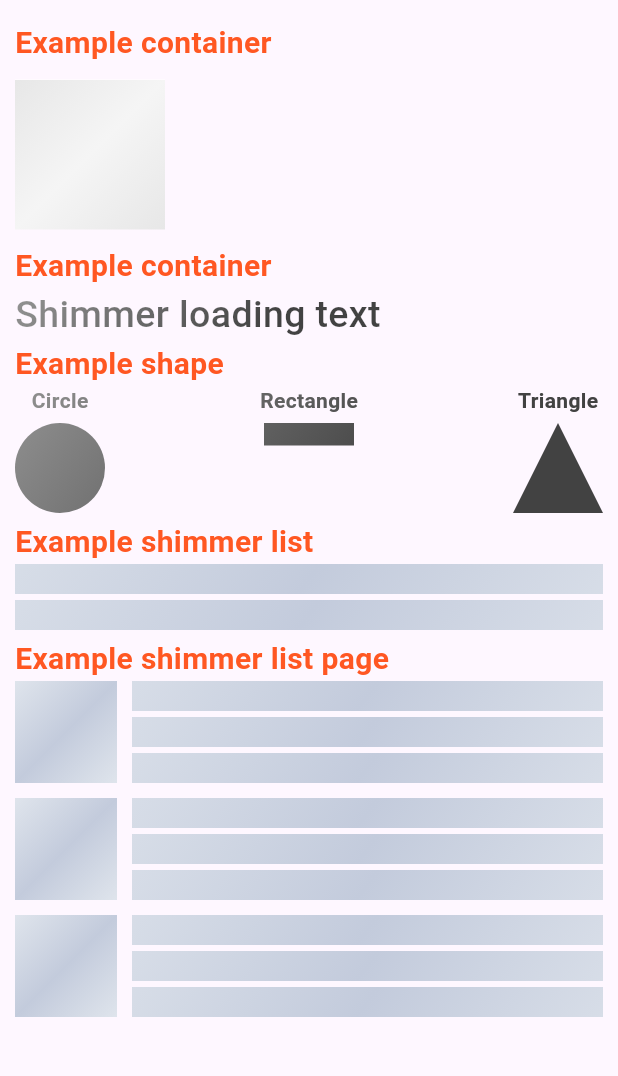
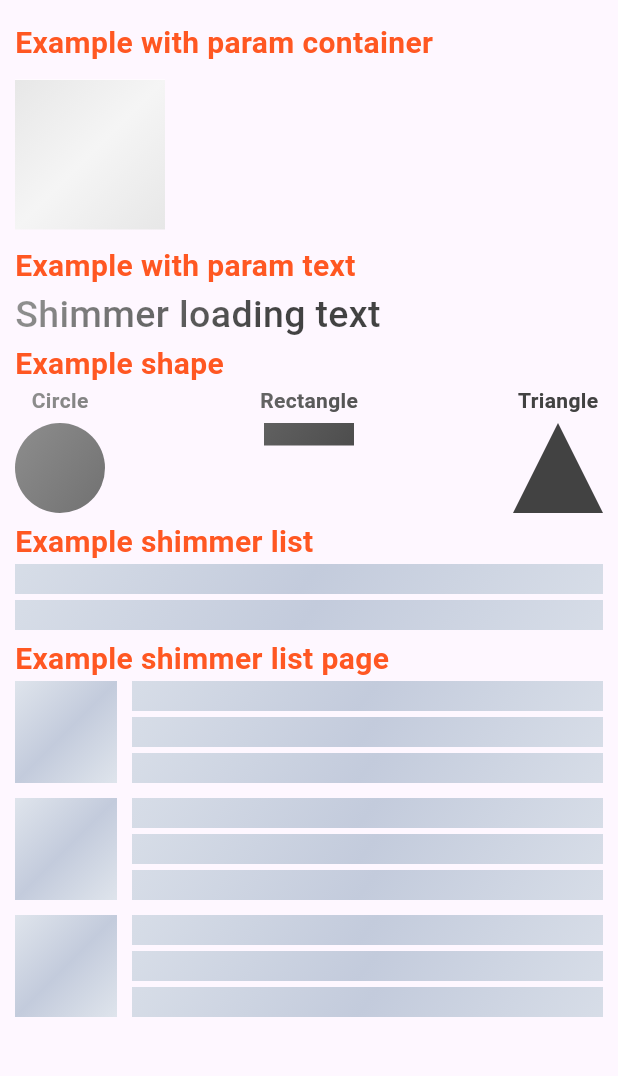
Before and after one commit to BimKi1604/shimmer_effects_plus, a Flutter app: the screen it shows after launch, on a phone screen of 412 x 824 dp, the part 63-1139 px from its top. Run offline on Flutter 3.47's test engine with Material 3 defaults, Android fonts, the phone set to English and light mode, and no system bars.

Commit message:
Update main.dart

```diff
--- a/lib/main.dart
+++ b/lib/main.dart
@@ -49,7 +49,7 @@ class _ShimmerPageState extends State<ShimmerPage> {
             crossAxisAlignment: CrossAxisAlignment.start,
             children: [
               const Text(
-                  "Example container", style: TextStyle(
+                  "Example with param container", style: TextStyle(
                       fontSize: 20,
                       fontWeight: FontWeight.w700,
                       color: Colors.deepOrange
@@ -64,7 +64,7 @@ class _ShimmerPageState extends State<ShimmerPage> {
                 child: Container(width: 100, height: 100, color: Colors.white),
               ),
               const SizedBox(height: 10.0),
-              const Text("Example container", style: TextStyle(
+              const Text("Example with param text", style: TextStyle(
                   fontSize: 20,
                   fontWeight: FontWeight.w700,
                   color: Colors.deepOrange
```
